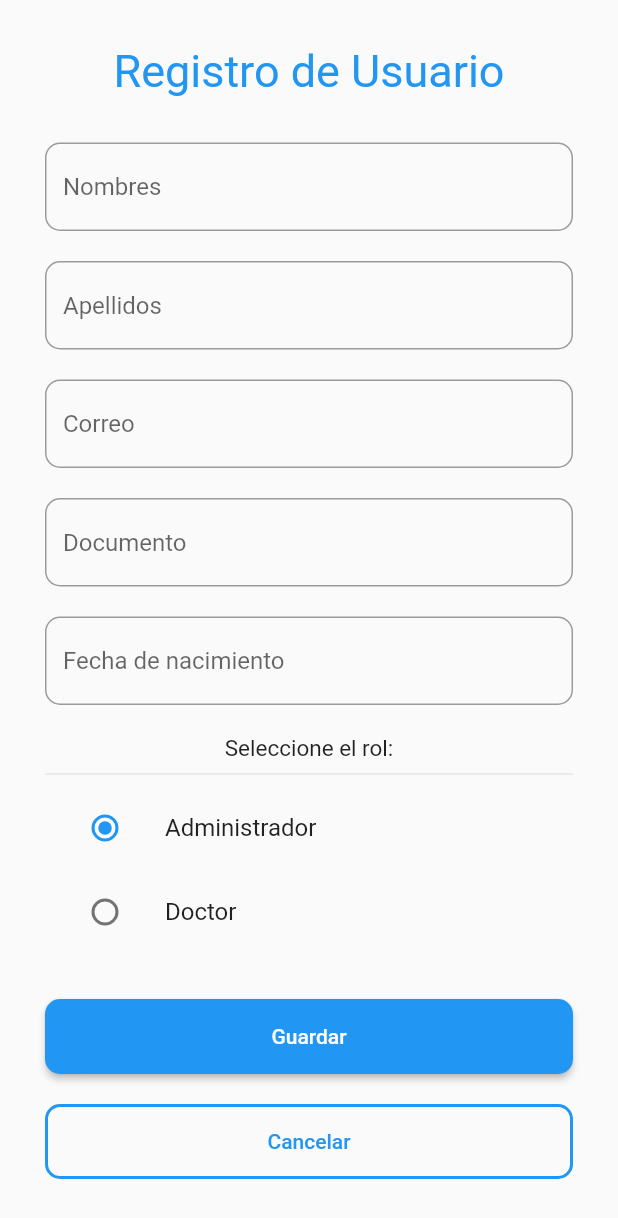
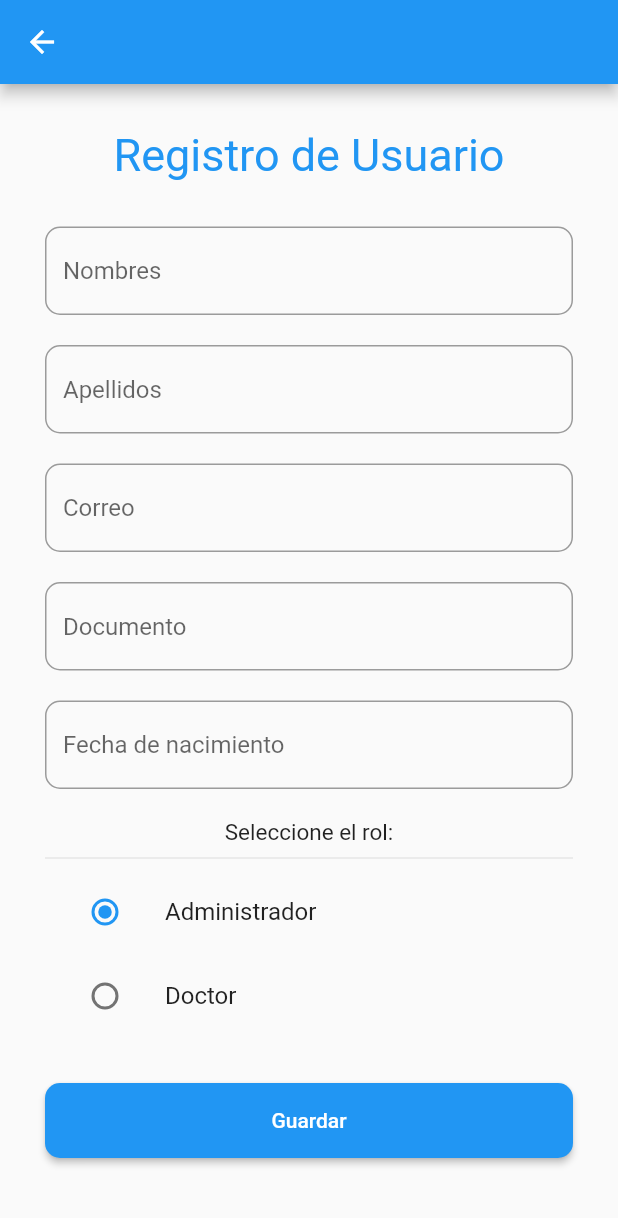
Before and after one commit to Luisa44/CitasMedicas, a Flutter app: the UserEditPage screen opened by its route, on a phone screen of 412 x 824 dp. Shown: the top 1218 px of the screen. Run offline on Flutter 3.47's test engine with Material 2 defaults, Android fonts, the phone set to English and light mode, and no system bars; our stand-ins replace date_field; missing offline and left inert: group_list_view; project files that could hold a hidden picture were left out.

Commit message:
perfil and user views changed

```diff
--- a/app/lib/features/users/edit/user_edit.view.dart
+++ b/app/lib/features/users/edit/user_edit.view.dart
@@ -1,4 +1,7 @@
+import 'package:app/features/users/list/user_list.model.dart';
 import 'package:flutter/material.dart';
+import './user_edit.model.dart';
+import '../../perfil/perfil.view.dart';
 
 class UserEditPage extends StatefulWidget {
   const UserEditPage({super.key});
@@ -16,19 +19,14 @@ class _UserEditPage extends State<UserEditPage> {
 
   @override
   Widget build(BuildContext context) {
+    final user = ModalRoute.of(context)!.settings.arguments as User?;
+
     return Scaffold(
-        drawer: Drawer(
-            child: ListView(
-          padding: EdgeInsets.zero,
-          children: [
-            const DrawerHeader(
-                decoration: BoxDecoration(
-                  color: Colors.blue,
-                ),
-                child: Text('Header')),
-          ],
-        )),
-        body: Container(
+        appBar: AppBar(
+          leading: const BackButton(),
+        ),
+        body: SingleChildScrollView(
+          child: Container(
             margin:
                 const EdgeInsets.only(left: 30, right: 30, top: 30, bottom: 50),
             child: Form(
@@ -37,6 +35,7 @@ class _UserEditPage extends State<UserEditPage> {
                 const Text('Registro de Usuario', style: TextStyle(color: Colors.blue, fontSize: 30)),
                 const SizedBox(height: 30),
                 TextField(
+                    controller: TextEditingController(text: user != null ? user.name : '' ),
                     onChanged: (value) => {},
                     decoration: InputDecoration(
                         border: OutlineInputBorder(
@@ -44,6 +43,7 @@ class _UserEditPage extends State<UserEditPage> {
                         hintText: 'Nombres')),
                 const SizedBox(height: 20),
                 TextField(
+                    controller: TextEditingController(text: user != null ? user.surname : '' ),
                     onChanged: (value) => {},
                     decoration: InputDecoration(
                         border: OutlineInputBorder(
@@ -51,6 +51,7 @@ class _UserEditPage extends State<UserEditPage> {
                         hintText: 'Apellidos')),
                 const SizedBox(height: 20),
                 TextField(
+                    controller: TextEditingController(text: user != null ? 'email@test.com' : '' ),
                     onChanged: (value) => {},
                     decoration: InputDecoration(
                         border: OutlineInputBorder(
@@ -58,6 +59,7 @@ class _UserEditPage extends State<UserEditPage> {
                         hintText: 'Correo')),
                 const SizedBox(height: 20),
                 TextField(
+                    controller: TextEditingController(text: user != null ? user.document : '' ),
                     onChanged: (value) => {},
                     decoration: InputDecoration(
                         border: OutlineInputBorder(
@@ -65,6 +67,7 @@ class _UserEditPage extends State<UserEditPage> {
                         hintText: 'Documento')),
                 const SizedBox(height: 20),
                 TextField(
+                    controller: TextEditingController(text: user != null ? user.dateBirth.toString() : '' ),
                     onChanged: (value) => {},
                     decoration: InputDecoration(
                         border: OutlineInputBorder(
@@ -101,26 +104,20 @@ class _UserEditPage extends State<UserEditPage> {
                     ),
                     const SizedBox(height:30),
                     ElevatedButton(
-                      onPressed: () => {},
+                      onPressed: () => Navigator.pop(context),
                       style: OutlinedButton.styleFrom(
                         minimumSize: const Size.fromHeight(50),
                         shape: RoundedRectangleBorder(
                             borderRadius: BorderRadius.circular(10)),
                       ),
                       child: const Text('Guardar')),
-                    const SizedBox(height: 20),
-                    OutlinedButton(
-                      onPressed: () {},
-                      style: OutlinedButton.styleFrom(
-                        minimumSize: const Size.fromHeight(50),
-                        side: const BorderSide(width: 2.0, color: Colors.blue),
-                        shape: RoundedRectangleBorder(
-                            borderRadius: BorderRadius.circular(10)),
-                      ),
-                      child: const Text('Cancelar'))
                   ],
                 )
               ],
-            ))));
+            )
+          )
+        )
+      )
+    );
   }
 }
```
Also changed, not shown: app/lib/features/perfil/perfil.view.dart (+14 -1 lines), app/lib/features/users/list/user_list.view.dart (+117 -24 lines).
